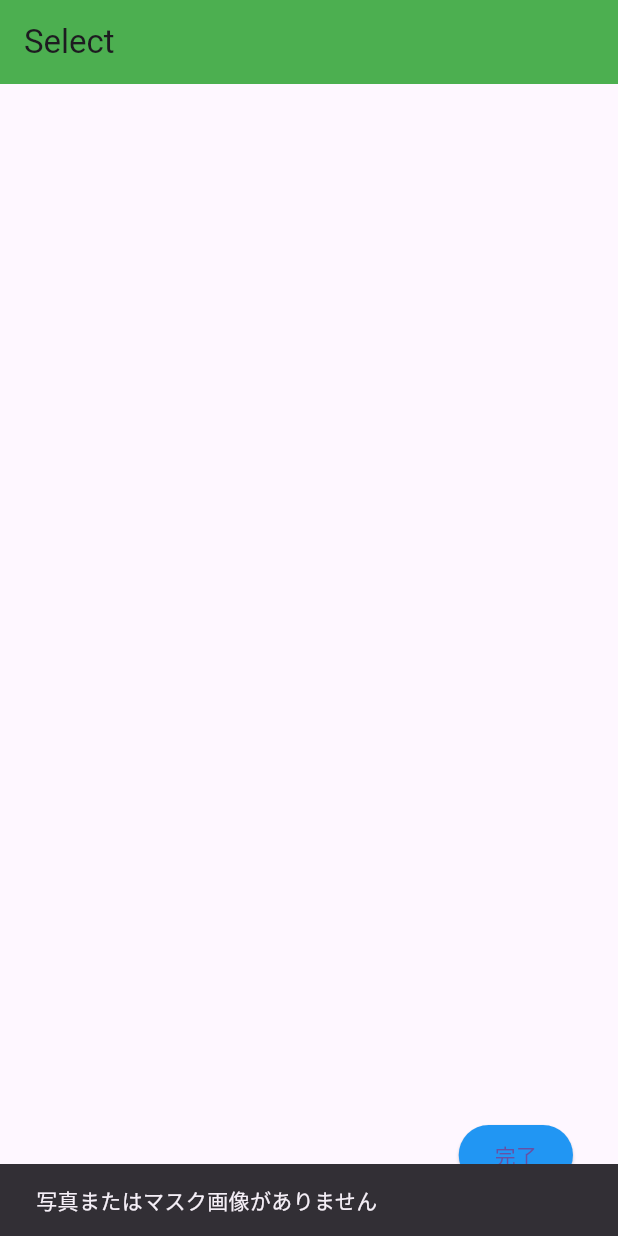
After one commit to nasuu0612/1_cancel, a Flutter app: the Page2Select screen opened by its route, after a tap on "完了", on a phone screen of 412 x 824 dp. The commit adds this screen. Run offline on Flutter 3.47's test engine with Material 3 defaults, Android fonts, the phone set to English and light mode, and no system bars; our stand-ins replace camera, go_router.

Commit message:
select画面の追加

```diff
--- a/draw_app/lib/main.dart
+++ b/draw_app/lib/main.dart
@@ -3,6 +3,7 @@ import 'page0_title.dart';
 import 'page1_home.dart';
 import 'page2_draw.dart';
 import 'page3_share.dart';
+import 'page2-1_select.dart';
 import 'page2-2_edit.dart';
 import 'package:go_router/go_router.dart';
 import 'dart:io';
@@ -28,19 +29,26 @@ class App extends StatelessWidget {
       GoRoute(path: '/a', builder: (context, state) => const PageA()),
       //GoRoute(path: '/b', builder: (context, state) => const PageB()),
       GoRoute(path: '/b', builder: (context, state) => const Page2Draw()),
-      GoRoute(path: '/b2', builder: (context, state) {
+      GoRoute(path: '/b1', builder: (context, state) => const Page2Select()),
+      GoRoute(
+        path: '/b2',
+        builder: (context, state) {
           final args = state.extra as Map<String, dynamic>?;
           return Page2Edit(
             underImageFile: args?['underImageFile'],
             upperImageBytes: args?['upperImageBytes'],
           );
-      }),
+        },
+      ),
       //必要なデータが未生成の場合はextraを使う
-      GoRoute(path: '/c', builder: (context, state) {
+      GoRoute(
+        path: '/c',
+        builder: (context, state) {
           //画像ファイルをextraで受け取る
           final file = state.extra as File?;
           return PageC(editedImageFile: file);
-      }),
+        },
+      ),
     ],
   );
 
--- /dev/null
+++ b/draw_app/lib/page2-1_select.dart
@@ -0,0 +1,65 @@
+import 'package:flutter/material.dart';
+import 'package:go_router/go_router.dart';
+import 'dart:io';
+import 'dart:typed_data';
+//
+// 画面 b1
+//
+
+class Page2Select extends StatelessWidget {
+  const Page2Select({super.key});
+
+  @override
+  Widget build(BuildContext context) {
+    // extraで渡されたデータを受け取る
+    final extra = GoRouterState.of(context).extra as Map<String, dynamic>?;
+    final File? _imageFile = extra?['underImageFile'];
+    final Uint8List? _upperImageBytes = extra?['upperImageBytes'];
+
+    // 完了ボタンを押したときの処理
+    void _completeAndProceed() {
+      if (_imageFile != null && _upperImageBytes != null) {
+        context.push(
+          '/b2',
+          extra: {
+            'underImageFile': _imageFile,
+            'upperImageBytes': _upperImageBytes,
+          },
+        );
+      } else {
+        ScaffoldMessenger.of(
+          context,
+        ).showSnackBar(const SnackBar(content: Text('写真またはマスク画像がありません')));
+      }
+    }
+
+    final appBar = AppBar(
+      backgroundColor: Colors.green,
+      title: const Text('Select'),
+    );
+
+    final completeButton = ElevatedButton(
+      onPressed: _completeAndProceed,
+      style: ElevatedButton.styleFrom(backgroundColor: Colors.blue),
+      child: const Text('完了'),
+    );
+
+    return Scaffold(
+      appBar: appBar,
+      body: Stack(
+        children: [
+          Align(
+            alignment: Alignment.bottomRight,
+            child: Padding(
+              padding: const EdgeInsets.all(30.0),
+              child: Row(
+                mainAxisSize: MainAxisSize.min,
+                children: [completeButton],
+              ),
+            ),
+          ),
+        ],
+      ),
+    );
+  }
+}
--- a/draw_app/lib/page2_draw.dart
+++ b/draw_app/lib/page2_draw.dart
@@ -42,15 +42,18 @@ class _Page2DrawState extends State<Page2Draw> {
   //完了ボタンのアクション(元のファイルのpushメソッドの部分)
   void _completeAndProceed() {
     if (_imageFile != null && _upperImageBytes != null) {
-      // カメラ画像（downer）とマスク画像（upper）をpageT_editに渡す
-      context.push('/t', extra: {
+      // カメラ画像（downer）とマスク画像（upper）をpage2-1_selectに渡す
+      context.push(
+        '/b1',
+        extra: {
           'underImageFile': File(_imageFile!.path),
           'upperImageBytes': _upperImageBytes,
-      });
+        },
+      );
     } else {
-      ScaffoldMessenger.of(context).showSnackBar(
-        const SnackBar(content: Text('写真またはマスク画像がありません')),
-      );
+      ScaffoldMessenger.of(
+        context,
+      ).showSnackBar(const SnackBar(content: Text('写真またはマスク画像がありません')));
     }
   }
 
@@ -82,19 +85,20 @@ class _Page2DrawState extends State<Page2Draw> {
       });
     } else {
       if (mounted) {
-        ScaffoldMessenger.of(context).showSnackBar(
-          const SnackBar(content: Text('カメラを起動できない状態です')),
-        );
+        ScaffoldMessenger.of(
+          context,
+        ).showSnackBar(const SnackBar(content: Text('カメラを起動できない状態です')));
       }
     }
   }
 
   Future<void> _takePicture() async {
-    if (!_cameraHandler.isCameraInitialized || _cameraHandler.controller == null) {
+    if (!_cameraHandler.isCameraInitialized ||
+        _cameraHandler.controller == null) {
       if (mounted) {
-        ScaffoldMessenger.of(context).showSnackBar(
-          const SnackBar(content: Text('カメラが準備できていません')),
-        );
+        ScaffoldMessenger.of(
+          context,
+        ).showSnackBar(const SnackBar(content: Text('カメラが準備できていません')));
       }
       return;
     }
@@ -110,9 +114,9 @@ class _Page2DrawState extends State<Page2Draw> {
       });
     } else {
       if (mounted) {
-        ScaffoldMessenger.of(context).showSnackBar(
-          const SnackBar(content: Text('写真の撮影に失敗しました')),
-        );
+        ScaffoldMessenger.of(
+          context,
+        ).showSnackBar(const SnackBar(content: Text('写真の撮影に失敗しました')));
       }
     }
   }
@@ -126,7 +130,8 @@ class _Page2DrawState extends State<Page2Draw> {
 
     Widget mainContent;
     if (_showCameraPreview) {
-      if (_cameraHandler.isCameraInitialized && _cameraHandler.controller != null) {
+      if (_cameraHandler.isCameraInitialized &&
+          _cameraHandler.controller != null) {
         mainContent = Center(
           child: AspectRatio(
             aspectRatio: 3 / 4, //カメラプレビューのアスペクト比
@@ -145,9 +150,7 @@ class _Page2DrawState extends State<Page2Draw> {
         ),
       );
     } else {
-      mainContent = const Center(
-        child: Text('「カメラ起動」ボタンを押して撮影してください'),
-      );
+      mainContent = const Center(child: Text('「カメラ起動」ボタンを押して撮影してください'));
     }
 
     List<Widget> actionButtons = [];
@@ -194,7 +197,7 @@ class _Page2DrawState extends State<Page2Draw> {
       //初期状態
       actionButtons = [
         ElevatedButton(
-          onPressed: _goBack,//通常の戻る動作
+          onPressed: _goBack, //通常の戻る動作
           style: ElevatedButton.styleFrom(backgroundColor: Colors.red),
           child: const Text('< 戻る'),
         ),
@@ -254,7 +257,8 @@ class _Page2DrawState extends State<Page2Draw> {
 // CameraPreviewWidget: カメラプレビュー表示用
 class CameraPreviewWidget extends StatelessWidget {
   final CameraHandler cameraHandler;
-  const CameraPreviewWidget({Key? key, required this.cameraHandler}) : super(key: key);
+  const CameraPreviewWidget({Key? key, required this.cameraHandler})
+    : super(key: key);
 
   @override
   Widget build(BuildContext context) {
```
Lines whose indentation alone changed are shown as unchanged.
